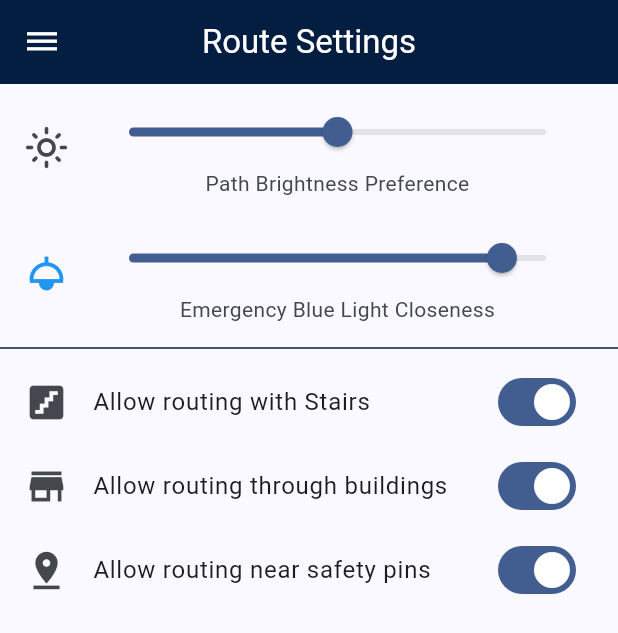
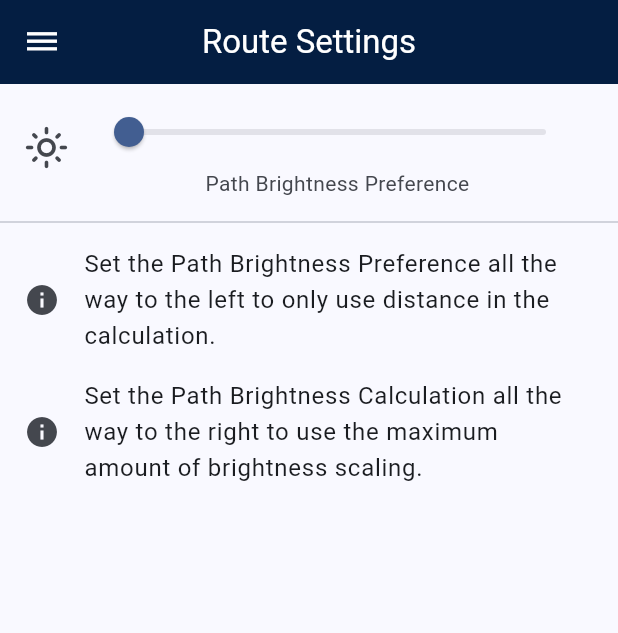
Before and after one commit to bertauchekurtis/UrNextRoute, a Flutter app: the RouteSettingsPage screen opened directly, on a phone screen of 412 x 824 dp. Shown: the top 633 px of the screen. Run offline on Flutter 3.47's test engine with Material 3 defaults, Android fonts, the phone set to English and light mode, and no system bars; our stand-ins replace audioplayers, firebase_auth, firebase_core, flutter_map, google_sign_in, latlong2 and 1 more; missing offline and left inert: dart:ffi, flutter_cupertino_datetime_picker, flutter_email_sender, flutter_phone_direct_caller, volume_controller; accounts and stored records are empty.

Commit message:
anna and i worked on the path brigthness feature

```diff
--- a/lib/main.dart
+++ b/lib/main.dart
@@ -25,7 +25,7 @@ import 'admin_page.dart';
 import 'building.dart';
 import 'dart:convert';
 
-String baseURL = 'http://192.168.1.74:5000';
+String baseURL = 'https://urnextroute.link';
 
 void main() async {
   WidgetsFlutterBinding.ensureInitialized();
@@ -61,6 +61,7 @@ class MyAppState extends ChangeNotifier {
   var showMaintenancePins = true;
   var showTripFallPins = true;
   var showSafetyHazardPins = true;
+  var pathSensitivity = 0.0;
   var blueLightList = <BlueLight>[];
   var start = StartEnd(true, const LatLng(0, 0));
   var end = StartEnd(false, const LatLng(0, 0));
@@ -154,7 +155,7 @@ class MyAppState extends ChangeNotifier {
   void getPath() async {
     try {
       final response = await http.get(Uri.parse(
-          '$baseURL/getroute?startLat=${start.position.latitude}&startLong=${start.position.longitude}&endLat=${end.position.latitude}&endLong=${end.position.longitude}'));
+          '$baseURL/getroute?startLat=${start.position.latitude}&startLong=${start.position.longitude}&endLat=${end.position.latitude}&endLong=${end.position.longitude}&sensitivity=$pathSensitivity'));
       if (response.statusCode == 200) {
         ourPath newPath =
             ourPath.fromJson(jsonDecode(response.body) as Map<String, dynamic>);
--- a/lib/map.dart
+++ b/lib/map.dart
@@ -331,6 +331,7 @@ class MapPage extends StatelessWidget {
               child: ElevatedButton(
                 onPressed: () => {
                   appState.genRoute = true,
+                  print(appState.pathSensitivity),
                   appState.getPath(),
                 },
                 child: const Text("Generate Route"),
--- a/lib/route_settings.dart
+++ b/lib/route_settings.dart
@@ -1,4 +1,6 @@
 import 'package:flutter/material.dart';
+import 'package:provider/provider.dart';
+import 'main.dart';
 
 class RouteSettingsPage extends StatefulWidget {
   const RouteSettingsPage({super.key});
@@ -9,12 +11,13 @@ class RouteSettingsPage extends StatefulWidget {
 
 class _RouteSettingsPageState extends State<RouteSettingsPage> {
   double _blueLightValue = 0.9;
-  double _brightnessPref = 0.5;
+  double _brightnessPref = 0.0;
   bool allowStairs = true;
   bool allowBuildings = true;
   bool allowPins = true;
   @override
   Widget build(BuildContext context) {
+    var appState = context.watch<MyAppState>();
     return Scaffold(
       appBar: AppBar(
         centerTitle: true,
@@ -42,87 +45,31 @@ class _RouteSettingsPageState extends State<RouteSettingsPage> {
               size: 30,
             ),
             title: Slider(
-              value: _brightnessPref,
+              value: appState.pathSensitivity,
+              min: 0,
+              max: 9,
               onChanged: (value) {
                 setState(() {
                   _brightnessPref = value;
+                  appState.pathSensitivity = value;
                 });
               },
+              label: "Label",
             ),
             subtitle: const Text(
               "Path Brightness Preference",
               textAlign: TextAlign.center,
             ),
           ),
-          ListTile(
-            leading: const Icon(
-              Icons.light_sharp,
-              size: 30,
-              color: Colors.blue,
-            ),
-            title: Slider(
-              value: _blueLightValue,
-              divisions: 100,
-              min: 0,
-              max: 1,
-              onChanged: (value) {
-                setState(() {
-                  _blueLightValue = value;
-                });
-              },
-            ),
-            subtitle: const Text(
-              "Emergency Blue Light Closeness",
-              textAlign: TextAlign.center,
-            ),
+          const Divider(),
+          const ListTile(
+            title: const Text("Set the Path Brightness Preference all the way to the left to only use distance in the calculation."),
+            leading: const Icon(Icons.info_sharp),
           ),
-          const Divider(
-            color: Color.fromARGB(255, 4, 30, 66),
+          const ListTile(
+            title: const Text("Set the Path Brightness Calculation all the way to the right to use the maximum amount of brightness scaling."),
+            leading: const Icon(Icons.info_sharp),
           ),
-          ListTile(
-            leading: const Icon(
-              Icons.stairs,
-              size: 30,
-            ),
-            title: const Text("Allow routing with Stairs"),
-            trailing: Switch(
-              value: allowStairs,
-              onChanged: (bool value) {
-              setState(() {
-                allowStairs = value;
-              });}
-            ),
-          ),
-          ListTile(
-            leading: const Icon(
-              Icons.store,
-              size: 30,
-            ),
-            title: const Text("Allow routing through buildings"),
-            trailing: Switch(
-              value: allowBuildings,
-              onChanged: (value) {
-                setState(() {
-                  allowBuildings = value;
-                });
-              },
-            ),
-          ),
-          ListTile(
-            leading: const Icon(
-              Icons.pin_drop,
-              size: 30,
-            ),
-            title: const Text("Allow routing near safety pins"),
-            trailing: Switch(
-              value: allowPins,
-              onChanged: (value) {
-                setState(() {
-                  allowPins = value;
-                });
-              },
-            ),
-          )
         ],
       ),
     );
```
Also changed, not shown: lib/map_editor.dart (+0 -28 lines), 2 other files.
